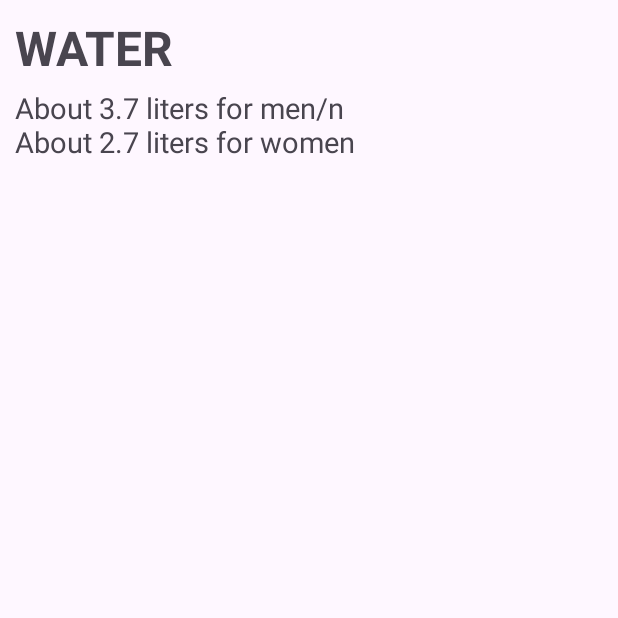
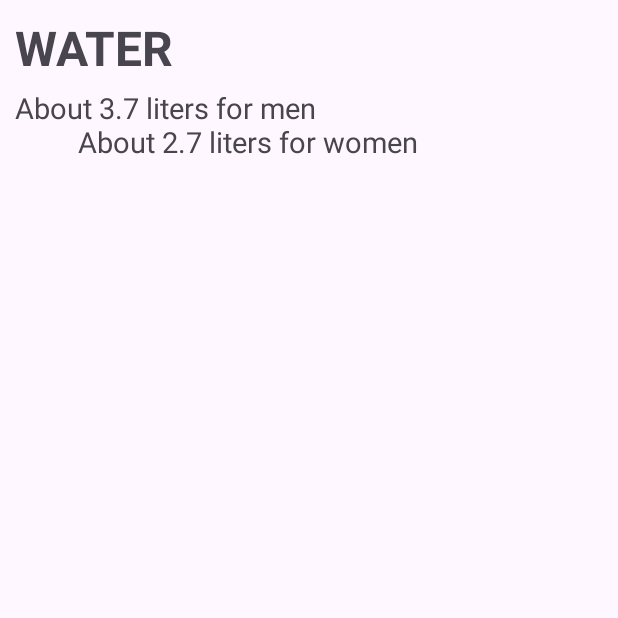
Before and after one commit to samantray-suvam/NUTRITIONIST, an Android app: the adult_water screen opened directly, with no data from a screen before it, on a phone screen of 412 x 824 dp, the top half of it. Run offline under Robolectric (Android 15) with nearby library versions, the phone set to English and light mode, and no system bars.

Commit message:
Update activity_adult_water.xml

```diff
--- a/app/src/main/res/layout/activity_adult_water.xml
+++ b/app/src/main/res/layout/activity_adult_water.xml
@@ -21,7 +21,8 @@
         android:layout_marginTop="5dp"
         android:layout_width="match_parent"
         android:layout_height="wrap_content"
-        android:text="About 3.7 liters for men/n                                 About 2.7 liters for women"
+        android:text="About 3.7 liters for men\n
+        About 2.7 liters for women"
         android:textSize="19sp"></TextView>
 
   </androidx.appcompat.widget.LinearLayoutCompat>
```
